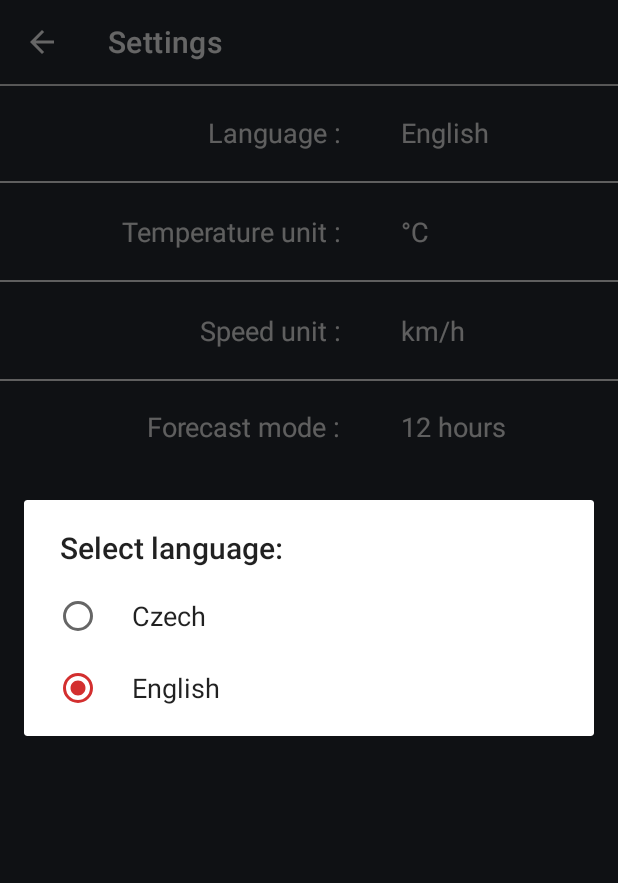
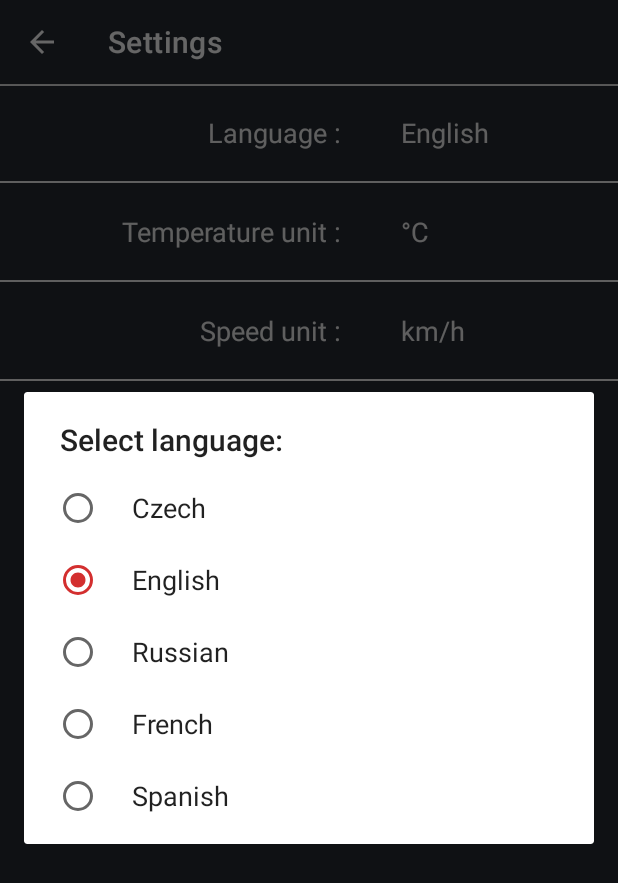
Before and after one commit to Piskula-petr/Weather_App, an Android app: the SettingsActivity screen opened directly, with no data from a screen before it, after a tap on an icon or button, on a phone screen of 412 x 824 dp. Shown: the top 883 px of the screen. Run offline under Robolectric (Android 15) with nearby library versions, the phone set to English and light mode, and no system bars; libraries missing offline, so code that uses them is left out: pub.devrel.easypermissions.

Commit message:
Adding more languages
- French
- Russian
- Spanish

```diff
--- a/WeatherApp/app/build.gradle
+++ b/WeatherApp/app/build.gradle
@@ -46,6 +46,7 @@ dependencies {
     implementation 'androidx.preference:preference:1.1.1'
 
     testImplementation 'junit:junit:4.+'
+
     androidTestImplementation 'androidx.test.ext:junit:1.1.2'
     androidTestImplementation 'androidx.test.espresso:espresso-core:3.3.0'
 }
--- a/WeatherApp/app/src/main/res/values/strings.xml
+++ b/WeatherApp/app/src/main/res/values/strings.xml
@@ -9,6 +9,9 @@
     <string-array name="application_languages_codes">
         <item>cs</item>
         <item>en</item>
+        <item>ru</item>
+        <item>fr</item>
+        <item>es</item>
     </string-array>
 
     <!-- Jednotky teploty -->
```
Also changed, not shown: WeatherApp/app/src/main/java/cz/weatherapp/activities/SettingsActivity.java (+6 -3 lines), 3 other files.
